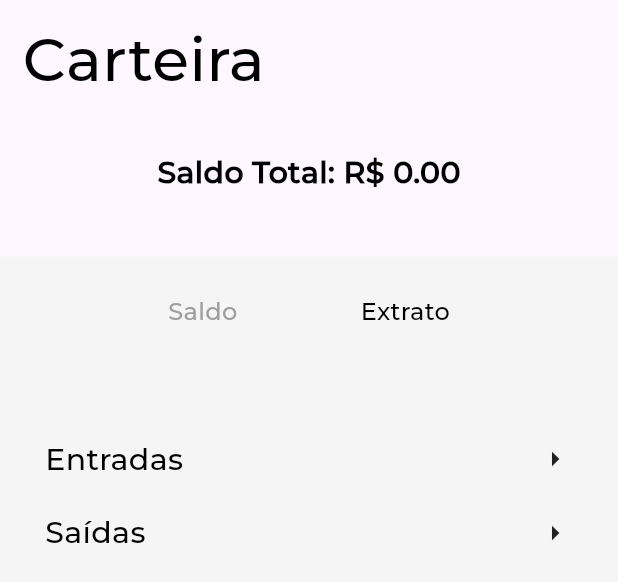
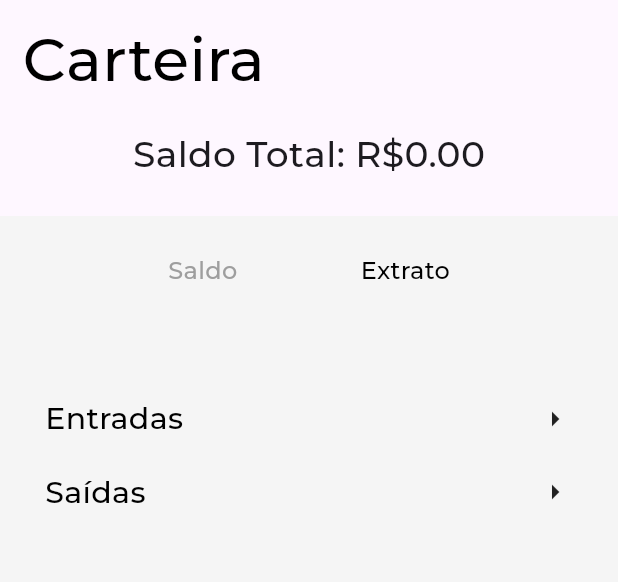
Before and after one commit to mmessiasdev/Benefeer, a Flutter app: the WalletScreen widget shown alone on an empty page, opened directly, after a tap on "Extrato", on a phone screen of 412 x 824 dp. Shown: the top 582 px of the screen. Run offline on Flutter 3.47's test engine with Material 3 defaults, Android fonts, the phone set to English and light mode, and no system bars; our stand-ins replace camera, firebase_core, flutter_dotenv, flutter_easyloading, flutter_secure_storage, flutter_snake_navigationbar and 3 more; missing offline and left inert: google_ml_vision, qr_code_scanner; accounts and stored records are empty; network calls fail; project files that could hold a hidden picture were left out.

Commit message:
Balance Functions Created - V 0.17.9

```diff
--- a/front/fluttercode/lib/service/remote/auth.dart
+++ b/front/fluttercode/lib/service/remote/auth.dart
@@ -373,6 +373,7 @@ class RemoteAuthService {
   Future<List<BalanceLocalStores>> getBalanceLocalStores(
       {required String? token, required String? profileId}) async {
     List<BalanceLocalStores> listItens = [];
+
     var response = await client.get(
       Uri.parse(
           '$url/verifiqued-buy-local-stores?profile.id_eq=${profileId}&approved=true'),
--- a/front/fluttercode/lib/view/wallet/balance.dart
+++ b/front/fluttercode/lib/view/wallet/balance.dart
@@ -63,9 +63,7 @@ class _EnterBalancesScreenState extends State<EnterBalancesScreen> {
 
                       String formattedDate =
                           formatDateTime(renders.updatedAt.toString());
-
                       print(renders.createdAt);
-
                       return Padding(
                         padding: defaultPadding,
                         child: Container(
@@ -156,7 +154,7 @@ class _ExitBalancesScreemState extends State<ExitBalancesScreem> {
                 snapshot.hasData) {
               if (!snapshot.hasData || snapshot.data!.isEmpty) {
                 // Caso os dados não existam ou estejam vazios, retorne algo como um "Nenhum dado encontrado".
-                  return Text('Nenhum dado encontrado');
+                return const Text('Nenhum dado encontrado');
               }
               return ListView.builder(
                 shrinkWrap: true,
@@ -178,7 +176,6 @@ class _ExitBalancesScreemState extends State<ExitBalancesScreem> {
 
                   String formattedDate =
                       formatDateTime(renders.updatedAt.toString());
-
                   return Padding(
                     padding: defaultPadding,
                     child: Container(
@@ -199,7 +196,7 @@ class _ExitBalancesScreemState extends State<ExitBalancesScreem> {
                               color: lightColor,
                               fontweight: FontWeight.w900,
                             ),
-                              SizedBox(
+                            const SizedBox(
                               height: 10,
                             ),
                             SubText(
@@ -225,7 +222,8 @@ class _ExitBalancesScreemState extends State<ExitBalancesScreem> {
                 ),
               ),
             );
-            }),
+          },
+        ),
       ],
     );
   }
--- a/front/fluttercode/lib/view/wallet/walletscreen.dart
+++ b/front/fluttercode/lib/view/wallet/walletscreen.dart
@@ -5,6 +5,8 @@ import 'package:Benefeer/component/padding.dart';
 import 'package:Benefeer/component/texts.dart';
 import 'package:Benefeer/component/tips.dart';
 import 'package:Benefeer/component/widgets/header.dart';
+import 'package:Benefeer/model/balancelocalstores.dart';
+import 'package:Benefeer/model/verfiquedexitbalances.dart';
 import 'package:Benefeer/service/local/auth.dart';
 import 'package:Benefeer/service/remote/auth.dart';
 import 'package:Benefeer/view/wallet/balance.dart';
@@ -23,7 +25,6 @@ class _WalletScreenState extends State<WalletScreen> {
   var fullname;
   var cpf;
   var id;
-  double totalBalance = 0.0; // Variável para armazenar o valor calculado
 
   @override
   void initState() {
@@ -31,6 +32,7 @@ class _WalletScreenState extends State<WalletScreen> {
     getString();
   }
 
+  // Recuperar as informações de autenticação armazenadas
   void getString() async {
     var strToken = await LocalAuthService().getSecureToken("token");
     var strFullName = await LocalAuthService().getFullName("fullname");
@@ -47,47 +49,43 @@ class _WalletScreenState extends State<WalletScreen> {
     }
   }
 
-  // Função para calcular o saldo total
-  Future<void> calculateTotalBalance() async {
+  // Função assíncrona para calcular o saldo total
+  Future<double> calculateTotalBalance({
+    required String? token,
+    required String? profileId,
+  }) async {
     try {
-      // Recuperando os dados das duas chamadas de API
-      var balanceLocalStores = await RemoteAuthService()
-          .getBalanceLocalStores(token: token, profileId: id);
-      var exitBalances = await RemoteAuthService()
-          .getExitBalances(token: token, profileId: id);
+      // Obter as entradas de saldo (BalanceLocalStores)
+      List<BalanceLocalStores> balanceLocalStores = await RemoteAuthService()
+          .getBalanceLocalStores(token: token, profileId: profileId);
 
-      // Calculando a soma dos valores de entradas (balance) e subtraindo as saídas (exit)
+      // Obter as saídas de saldo (VerfiquedExitBalances)
+      List<VerfiquedExitBalances> exitBalances = await RemoteAuthService()
+          .getExitBalances(token: token, profileId: profileId);
+
       double balanceSum = 0.0;
       double exitSum = 0.0;
 
-      // Somando os valores de balance
-      for (var render in balanceLocalStores) {
-        balanceSum += double.parse(render.value.toString());
+      // Somar os valores de balance
+      for (var balance in balanceLocalStores) {
+        balanceSum += double.parse(balance.value.toString());
       }
 
-      // Subtraindo os valores de exit
-      for (var render in exitBalances) {
-        exitSum += double.parse(render.value.toString());
+      // Somar os valores de exit
+      for (var exit in exitBalances) {
+        exitSum += double.parse(exit.value.toString());
       }
 
-      // Calculando o total
-      setState(() {
-        totalBalance = balanceSum - exitSum;
-      });
+      // Calcular o total
+      return balanceSum - exitSum;
     } catch (e) {
       print("Erro ao calcular o saldo: $e");
+      return 0.0; // Retorna 0 em caso de erro
     }
   }
 
-  bool _isActivated = false;
-
   @override
   Widget build(BuildContext context) {
-    // Chama o cálculo do saldo total sempre que a tela for carregada
-    if (token != null && id != null) {
-      calculateTotalBalance();
-    }
-
     return SafeArea(
       child: Column(
         children: [
@@ -98,17 +96,27 @@ class _WalletScreenState extends State<WalletScreen> {
               onClick: () {},
             ),
           ),
-          // Exibir o total de saldo calculado logo abaixo do MainHeader
-          Padding(
-            padding: const EdgeInsets.all(16.0),
-            child: Text(
-              'Saldo Total: R\$ ${totalBalance.toStringAsFixed(2)}',
-              style: TextStyle(
-                  fontSize: 20,
-                  fontWeight: FontWeight.bold,
-                  color: Colors.black),
+          Center(
+            // Utiliza o FutureBuilder para calcular e exibir o saldo total
+            child: FutureBuilder<double>(
+              future: calculateTotalBalance(token: token, profileId: id),
+              builder: (context, snapshot) {
+                if (snapshot.connectionState == ConnectionState.waiting) {
+                  return CircularProgressIndicator(); // Exibe o indicador de carregamento
+                } else if (snapshot.hasError) {
+                  return Text('Erro ao calcular saldo: ${snapshot.error}');
+                } else if (snapshot.hasData) {
+                  return Text(
+                    'Saldo Total: R\$${snapshot.data!.toStringAsFixed(2)}', // Exibe o saldo com 2 casas decimais
+                    style: TextStyle(fontSize: 24),
+                  );
+                } else {
+                  return Text('Nenhum dado encontrado');
+                }
+              },
             ),
           ),
+          // O total de saldo é exibido diretamente pelo FutureBuilder
           SizedBox(height: 25),
           Expanded(
             child: Container(
@@ -252,55 +260,7 @@ class _WalletScreenState extends State<WalletScreen> {
                                     ),
                                   ],
                                 ),
-                                // child: Row(
-                                //   mainAxisAlignment: MainAxisAlignment.center,
-                                //   children: [
-                                //     SecundaryText(
-                                //       text: "Entradas",
-                                //       color: nightColor,
-                                //       align: TextAlign.center,
-                                //     ),
-                                //     SizedBox(
-                                //       width: 15,
-                                //     ),
-                                //     // Interruptor (Switch) para alternar entre ativar e desativar
-                                //     Switch(
-                                //       value:
-                                //           _isActivated, // Valor do switch (true ou false)
-                                //       onChanged: (bool newValue) {
-                                //         // Atualiza o estado quando o usuário muda a posição do switch
-                                //         setState(() {
-                                //           _isActivated = newValue;
-                                //         });
-                                //       },
-                                //       activeColor:
-                                //           FifthColor, // Cor do switch quando ativado
-                                //       inactiveThumbColor:
-                                //           SeventhColor, // Cor do thumb quando desativado
-                                //       activeTrackColor: OffColor,
-                                //       inactiveTrackColor:
-                                //           PrimaryColor, // Cor da trilha quando desativado
-                                //     ),
-                                //     SizedBox(
-                                //       width: 15,
-                                //     ),
-                                //     // Texto indicando o estado atual
-                                //     SecundaryText(
-                                //         text: 'Saídas',
-                                //         color: nightColor,
-                                //         align: TextAlign.center)
-                                //   ],
-                                // ),
                               ),
-                              // _isActivated == false
-                              //     ? EnterBalancesScreen(
-                              //         token: token,
-                              //         id: id,
-                              //       )
-                              //     : ExitBalancesScreem(
-                              //         token: token,
-                              //         id: id,
-                              //       ),
                             ],
                           ),
                   ],
--- a/front/fluttercode/pubspec.yaml
+++ b/front/fluttercode/pubspec.yaml
@@ -53,6 +53,7 @@ dependencies:
 
 
 
+
 # dart run flutter_native_splash:create
 
 
```
Also changed, not shown: front/fluttercode/lib/main.dart (line endings or trailing spaces), 2 other files. Lines whose indentation alone changed are shown as unchanged.
